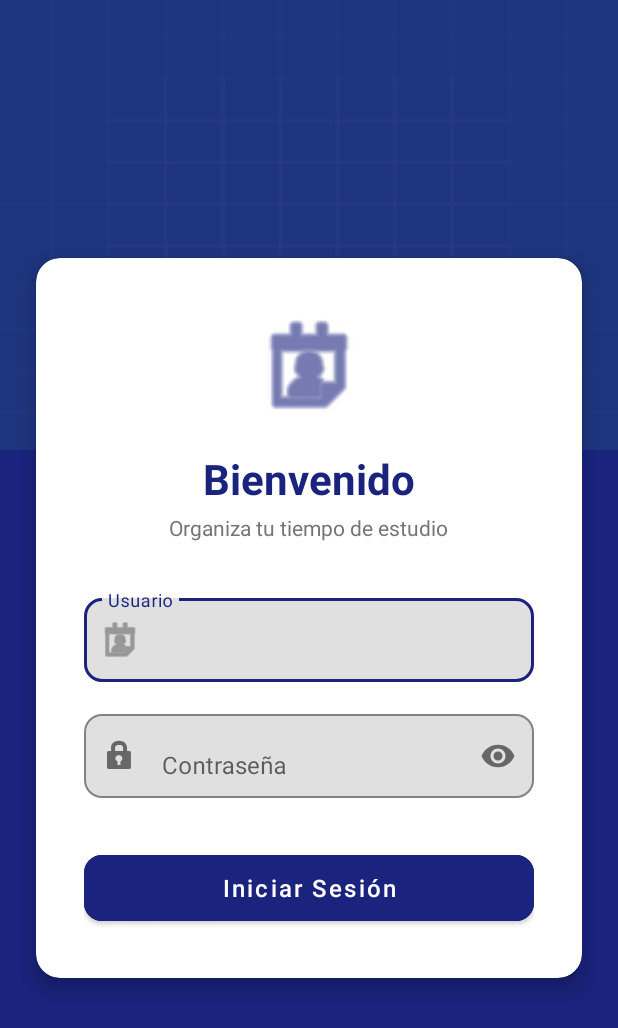
After one commit to Edisinsky/Grupo1_ProyectoAppMoviles, an Android app: the layout activity_login.xml on its own in the app's theme, with its tools: preview values and no code run, on a phone screen of 412 x 824 dp. The commit adds this screen. Shown: the top 1028 px of the screen. Run offline under Robolectric (Android 15) with nearby library versions, the phone set to English and light mode, and no system bars.

Commit message:
App finalizada

```diff
--- a/app/src/main/AndroidManifest.xml
+++ b/app/src/main/AndroidManifest.xml
@@ -1,6 +1,9 @@
 <?xml version="1.0" encoding="utf-8"?>
 <manifest xmlns:android="http://schemas.android.com/apk/res/android"
     xmlns:tools="http://schemas.android.com/tools">
+
+    <uses-permission android:name="android.permission.POST_NOTIFICATIONS" />
+    <uses-permission android:name="android.permission.SCHEDULE_EXACT_ALARM" />
 
     <application
         android:allowBackup="true"
--- a/app/src/main/java/com/grupo/uno/proyecto/AddTaskActivity.kt
+++ b/app/src/main/java/com/grupo/uno/proyecto/AddTaskActivity.kt
@@ -4,7 +4,6 @@ import android.app.AlarmManager
 import android.app.DatePickerDialog
 import android.app.PendingIntent
 import android.app.TimePickerDialog
-import android.content.Context
 import android.content.Intent
 import android.os.Bundle
 import android.widget.Button
@@ -84,10 +83,10 @@ class AddTaskActivity: AppCompatActivity() {
             this, id, intent, PendingIntent.FLAG_IMMUTABLE or PendingIntent.FLAG_UPDATE_CURRENT
         )
 
-        val alarmManager = getSystemService(Context.ALARM_SERVICE) as AlarmManager
+        val alarmManager = getSystemService(ALARM_SERVICE) as AlarmManager
         try {
             alarmManager.setExactAndAllowWhileIdle(AlarmManager.RTC_WAKEUP, time, pendingIntent)
-        } catch (e: SecurityException) {
+        } catch (_: SecurityException) {
             Toast.makeText(this, "Permiso de alarma no concedido", Toast.LENGTH_SHORT).show()
         }
     }
--- /dev/null
+++ b/app/src/main/java/com/grupo/uno/proyecto/LoginActivity.kt
@@ -0,0 +1,44 @@
+package com.grupo.uno.proyecto
+
+import android.content.Intent
+import android.os.Bundle
+import android.widget.Button
+import android.widget.Toast
+import androidx.appcompat.app.AppCompatActivity
+import com.google.android.material.textfield.TextInputEditText
+import androidx.core.content.edit
+
+class LoginActivity : AppCompatActivity() {
+
+    override fun onCreate(savedInstanceState: Bundle?) {
+        super.onCreate(savedInstanceState)
+
+        // Verificar si ya está logueado
+        val prefs = getSharedPreferences("AppPrefs", MODE_PRIVATE)
+        if (prefs.getBoolean("isLoggedIn", false)) {
+            startActivity(Intent(this, MainActivity::class.java))
+            finish()
+            return
+        }
+
+        setContentView(R.layout.activity_login)
+
+        val etUser = findViewById<TextInputEditText>(R.id.etUser)
+        val etPass = findViewById<TextInputEditText>(R.id.etPass)
+        val btnLogin = findViewById<Button>(R.id.btnLogin)
+
+        btnLogin.setOnClickListener {
+            val user = etUser.text.toString()
+            val pass = etPass.text.toString()
+
+            // Validación simple con datos quemados
+            if (user == "estudiante" && pass == "1234") {
+                prefs.edit { putBoolean("isLoggedIn", true) }
+                startActivity(Intent(this, MainActivity::class.java))
+                finish()
+            } else {
+                Toast.makeText(this, "Credenciales incorrectas", Toast.LENGTH_SHORT).show()
+            }
+        }
+    }
+}
--- a/app/src/main/java/com/grupo/uno/proyecto/MainActivity.kt
+++ b/app/src/main/java/com/grupo/uno/proyecto/MainActivity.kt
@@ -13,6 +13,7 @@ import com.google.android.material.floatingactionbutton.FloatingActionButton
 import com.grupo.uno.proyecto.data.AppDatabase
 import com.grupo.uno.proyecto.data.Task
 import kotlinx.coroutines.launch
+import androidx.core.content.edit
 
 class MainActivity : AppCompatActivity() {
 
@@ -41,7 +42,7 @@ class MainActivity : AppCompatActivity() {
 
         // Botón Logout
         findViewById<Button>(R.id.btnLogout).setOnClickListener {
-            getSharedPreferences("AppPrefs", Context.MODE_PRIVATE).edit().clear().apply()
+            getSharedPreferences("AppPrefs", MODE_PRIVATE).edit { clear() }
             startActivity(Intent(this, LoginActivity::class.java))
             finish()
         }
--- a/app/src/main/java/com/grupo/uno/proyecto/utils/NotificatiuonReceiver.kt
+++ b/app/src/main/java/com/grupo/uno/proyecto/utils/NotificationReceiver.kt
@@ -9,7 +9,6 @@ import android.content.Intent
 import android.os.Build
 import androidx.core.app.NotificationCompat
 import com.grupo.uno.proyecto.MainActivity
-import com.grupo.uno.proyecto.R
 import kotlin.jvm.java
 
 class NotificationReceiver : BroadcastReceiver() {
--- /dev/null
+++ b/app/src/main/res/layout/activity_login.xml
@@ -0,0 +1,112 @@
+<?xml version="1.0" encoding="utf-8"?>
+<FrameLayout xmlns:android="http://schemas.android.com/apk/res/android"
+    xmlns:app="http://schemas.android.com/apk/res-auto"
+    android:layout_width="match_parent"
+    android:layout_height="match_parent"
+    android:background="@color/primaryColor">
+
+    <View
+        android:layout_width="match_parent"
+        android:layout_height="300dp"
+        android:background="@drawable/ic_launcher_background"
+        android:alpha="0.1" />
+
+    <androidx.cardview.widget.CardView
+        android:layout_width="match_parent"
+        android:layout_height="wrap_content"
+        android:layout_gravity="center"
+        android:layout_margin="24dp"
+        app:cardCornerRadius="16dp"
+        app:cardElevation="8dp"
+        app:cardBackgroundColor="@color/surfaceColor">
+
+        <LinearLayout
+            android:layout_width="match_parent"
+            android:layout_height="wrap_content"
+            android:orientation="vertical"
+            android:padding="32dp">
+
+            <ImageView
+                android:layout_width="80dp"
+                android:layout_height="80dp"
+                android:layout_gravity="center_horizontal"
+                android:src="@android:drawable/ic_menu_my_calendar"
+                app:tint="@color/primaryColor"
+                android:layout_marginBottom="16dp"
+                android:contentDescription="@string/desc_logo" />
+
+            <TextView
+                android:layout_width="wrap_content"
+                android:layout_height="wrap_content"
+                android:text="@string/login_welcome"
+                android:textSize="28sp"
+                android:textStyle="bold"
+                android:textColor="@color/primaryColor"
+                android:layout_gravity="center_horizontal"
+                android:layout_marginBottom="4dp" />
+
+            <TextView
+                android:layout_width="wrap_content"
+                android:layout_height="wrap_content"
+                android:text="@string/login_subtitle"
+                android:textSize="14sp"
+                android:textColor="@color/textSecondary"
+                android:layout_gravity="center_horizontal"
+                android:layout_marginBottom="32dp" />
+
+            <com.google.android.material.textfield.TextInputLayout
+                android:layout_width="match_parent"
+                android:layout_height="wrap_content"
+                android:hint="@string/hint_username"
+                app:boxBackgroundMode="outline"
+                app:boxCornerRadiusTopStart="12dp"
+                app:boxCornerRadiusTopEnd="12dp"
+                app:boxCornerRadiusBottomStart="12dp"
+                app:boxCornerRadiusBottomEnd="12dp"
+                app:startIconDrawable="@android:drawable/ic_menu_my_calendar">
+
+                <!-- CORRECCIÓN: minHeight 48dp -->
+                <com.google.android.material.textfield.TextInputEditText
+                    android:id="@+id/etUser"
+                    android:layout_width="match_parent"
+                    android:layout_height="wrap_content"
+                    android:minHeight="48dp"
+                    android:inputType="text" />
+            </com.google.android.material.textfield.TextInputLayout>
+
+            <com.google.android.material.textfield.TextInputLayout
+                android:layout_width="match_parent"
+                android:layout_height="wrap_content"
+                android:layout_marginTop="16dp"
+                android:hint="@string/hint_password"
+                app:boxBackgroundMode="outline"
+                app:boxCornerRadiusTopStart="12dp"
+                app:boxCornerRadiusTopEnd="12dp"
+                app:boxCornerRadiusBottomStart="12dp"
+                app:boxCornerRadiusBottomEnd="12dp"
+                app:endIconMode="password_toggle"
+                app:startIconDrawable="@android:drawable/ic_lock_idle_lock">
+
+                <!-- CORRECCIÓN: minHeight 48dp -->
+                <com.google.android.material.textfield.TextInputEditText
+                    android:id="@+id/etPass"
+                    android:layout_width="match_parent"
+                    android:layout_height="wrap_content"
+                    android:minHeight="48dp"
+                    android:inputType="textPassword" />
+            </com.google.android.material.textfield.TextInputLayout>
+
+            <Button
+                android:id="@+id/btnLogin"
+                android:layout_width="match_parent"
+                android:layout_height="56dp"
+                android:text="@string/btn_login"
+                android:backgroundTint="@color/primaryColor"
+                app:cornerRadius="12dp"
+                android:layout_marginTop="32dp"
+                android:textSize="16sp"
+                android:textAllCaps="false" />
+
+        </LinearLayout>
+    </androidx.cardview.widget.CardView>
+</FrameLayout>
```
